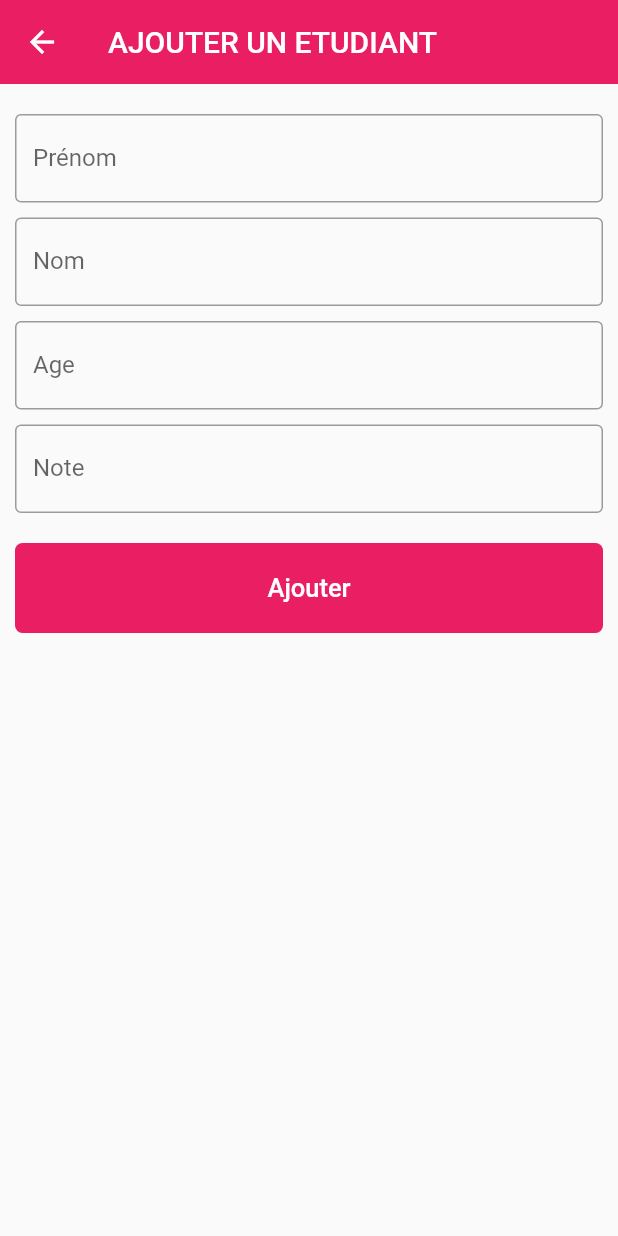
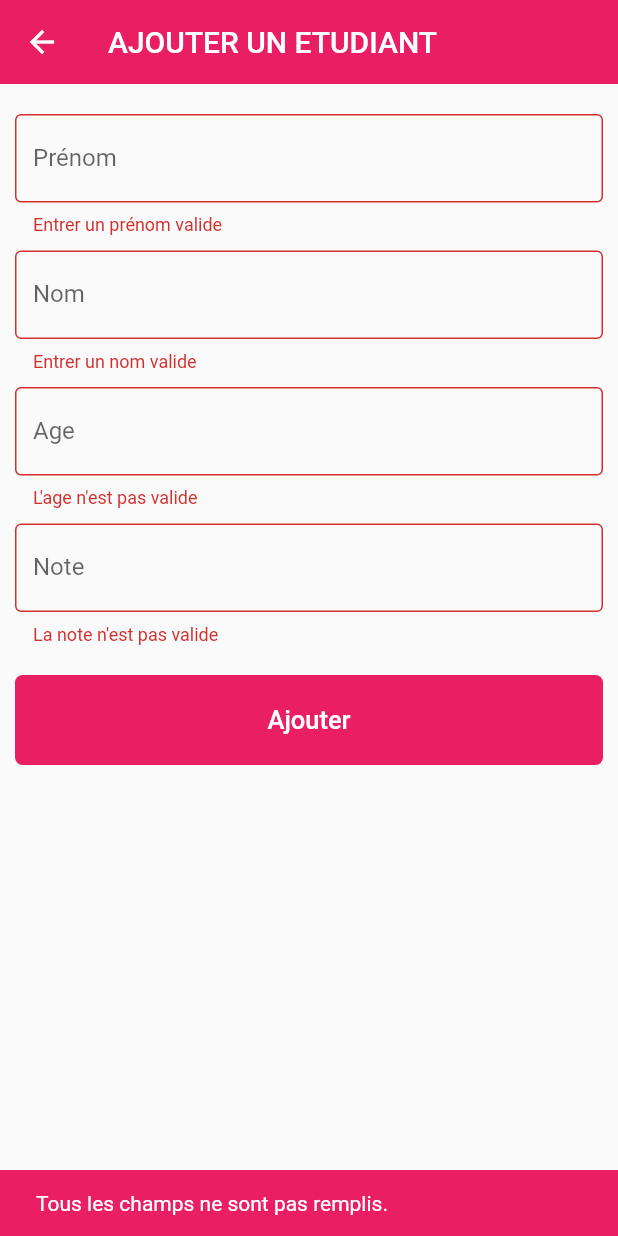
Before and after one commit to martinoyovo/flutter_formation_1, a Flutter app: the AddStudent screen opened directly, after a tap on "Ajouter", on a phone screen of 412 x 824 dp. Run offline on Flutter 3.47's test engine with Material 2 defaults, Android fonts, the phone set to English and light mode, and no system bars; our stand-ins replace cloud_firestore, firebase_core; accounts and stored records are empty.

Commit message:
TextFormField validator, Form globalKey, Form state validation, Showing snackbar

```diff
--- a/lib/firebase_project/add_student.dart
+++ b/lib/firebase_project/add_student.dart
@@ -17,12 +17,15 @@ class AddStudent extends StatelessWidget {
     Future<void> addStudent(Map<String,dynamic> student) async {
       await liste_etudiants.add(student);
     }
+    ///Validation Key du formulaire d'ajout de l'étudiant
+    GlobalKey<FormState> _formKey = GlobalKey<FormState>();
     return Scaffold(
       appBar: AppBar(
         title: Text("AJOUTER UN ETUDIANT"),
         elevation: 0,
       ),
       body: Form(
+        key: _formKey,
         child: ListView(
           padding: EdgeInsets.symmetric(horizontal: 10),
           children: [
@@ -33,6 +36,11 @@ class AddStudent extends StatelessWidget {
                 labelText: "Prénom",
                 border: OutlineInputBorder(borderSide: BorderSide(color: Theme.of(context).primaryColor)),
               ),
+              validator: (value) {
+                if(value!.length < 3) {
+                  return "Entrer un prénom valide";
+                }
+              },
             ),
             SizedBox(height: 10,),
             TextFormField(
@@ -41,22 +49,40 @@ class AddStudent extends StatelessWidget {
                 labelText: "Nom",
                 border: OutlineInputBorder(borderSide: BorderSide(color: Theme.of(context).primaryColor)),
               ),
+              validator: (value) {
+                if(value!.length < 3) {
+                  return "Entrer un nom valide";
+                }
+              },
             ),
             SizedBox(height: 10,),
             TextFormField(
               controller: ageC,
+              ///CHANGER LE TYPE DE CLAVER/AJOUTER UN CLAVIER DE CHIFFRE
+              keyboardType: TextInputType.number,
               decoration: InputDecoration(
                 labelText: "Age",
                 border: OutlineInputBorder(borderSide: BorderSide(color: Theme.of(context).primaryColor)),
               ),
+              validator: (value) {
+                if(value!.length < 2) {
+                  return "L'age n'est pas valide";
+                }
+              },
             ),
             SizedBox(height: 10,),
             TextFormField(
               controller: noteC,
+              keyboardType: TextInputType.number,
               decoration: InputDecoration(
                 labelText: "Note",
                 border: OutlineInputBorder(borderSide: BorderSide(color: Theme.of(context).primaryColor)),
               ),
+              validator: (value) {
+                if(value!.length < 2) {
+                  return "La note n'est pas valide";
+                }
+              },
             ),
             SizedBox(height: 20,),
             ElevatedButton(
@@ -67,13 +93,27 @@ class AddStudent extends StatelessWidget {
                     backgroundColor: MaterialStateProperty.all(Theme.of(context).primaryColor)
                 ),
                 onPressed: () {
+                  if(_formKey.currentState!.validate()) {
                     addStudent(
                         {
                           "nom": nomC.text,
                           "prenom": prenomC.text,
                           "age": ageC.text,
                           "note": noteC.text
+                        }).then((value) {
+                      ScaffoldMessenger.of(context).showSnackBar(
+                          SnackBar(content: Text("Etudiant ajouté avec succès."), backgroundColor: Colors.pink,)
+                      );
+                      Navigator.pop(context);
                     });
+
+                  }
+                  else {
+                    ///AFFICHER UN SNACKBAR/ALERTE
+                    ScaffoldMessenger.of(context).showSnackBar(
+                        SnackBar(content: Text("Tous les champs ne sont pas remplis."), backgroundColor: Colors.pink,)
+                    );
+                  }
                 },
                 child: Text("Ajouter", style: TextStyle(fontSize: 17),)
             )
```
Lines whose indentation alone changed are shown as unchanged.
